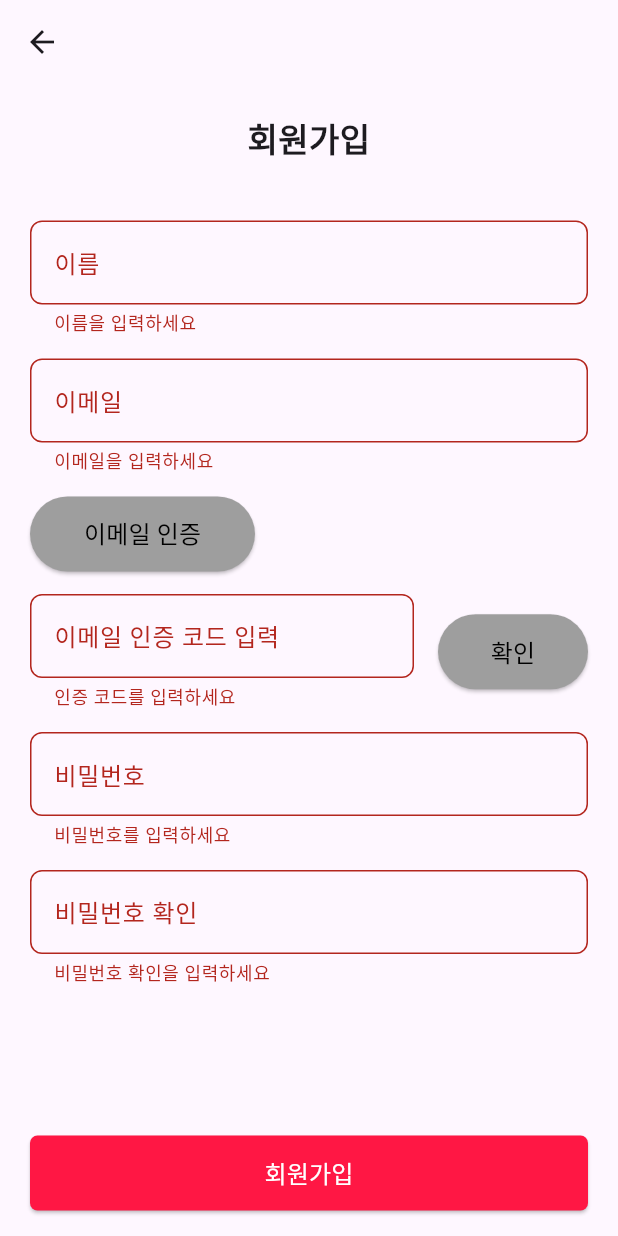
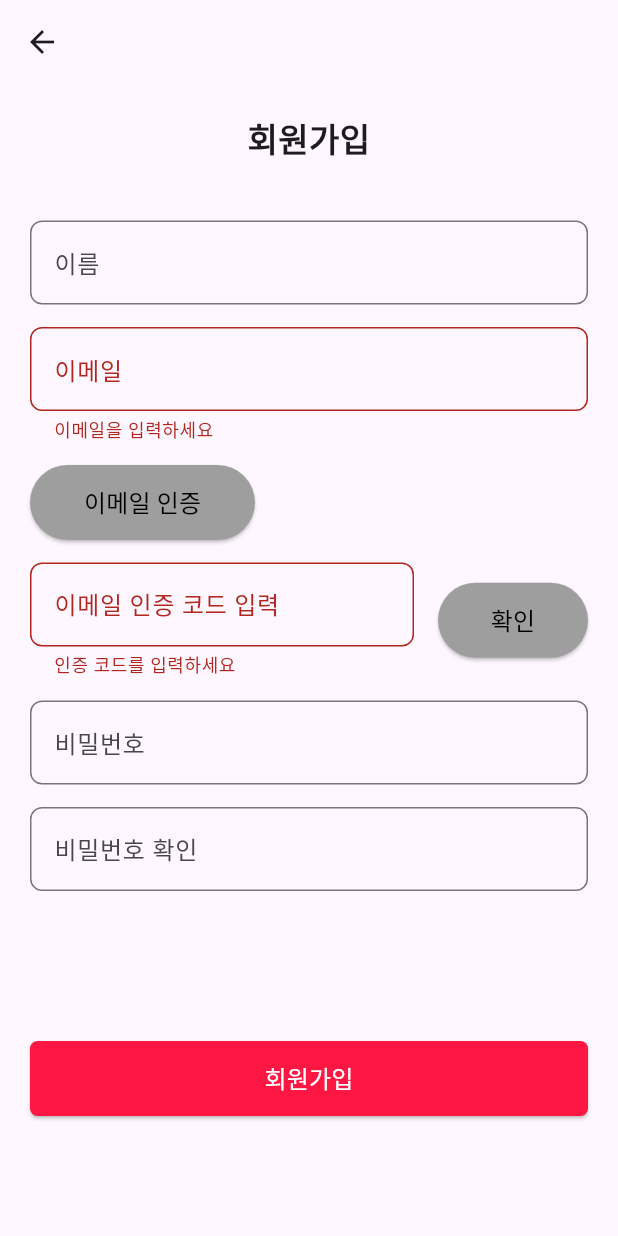
Before and after one commit to Hansung-Movie-Reservation-Site/flutter, a Flutter app: the SignUpScreen screen opened directly, after a tap on "이메일 인증", after a tap on "확인", on a phone screen of 412 x 824 dp. Run offline on Flutter 3.47's test engine with Material 3 defaults, Android fonts, the phone set to English and light mode, and no system bars.

Commit message:
fitst commit

```diff
--- a/lib/auth/signup.dart
+++ b/lib/auth/signup.dart
@@ -21,6 +21,7 @@ class _SignUpScreenState extends State<SignUpScreen> {
   String? _confirmPasswordError;
   String? _verificationCodeError;
   String _verificationMessage = '';
+  final String _verificationCode = 'abcdef'; // 인증코드 샘플 데이터
 
   void _validateFields() {
     setState(() {
@@ -32,7 +33,6 @@ class _SignUpScreenState extends State<SignUpScreen> {
           : (_passwordController.text != _confirmPasswordController.text
           ? '비밀번호가 일치하지 않습니다'
           : null);
-      _verificationCodeError = _verificationCodeController.text.isEmpty ? '인증 코드를 입력하세요' : null;
     });
   }
 
@@ -40,16 +40,30 @@ class _SignUpScreenState extends State<SignUpScreen> {
     setState(() {
       if (_emailController.text.isEmpty) {
         _emailError = '이메일을 입력하세요';
-        _verificationMessage = ''; // 오류 시 인증 메시지 제거
+        _verificationMessage = '';
       } else {
         _emailError = null;
-        _verificationMessage = '이메일 인증 코드가 발송되었습니다.';
+        _verificationMessage = '인증 코드가 이메일로 발송되었습니다.';
+      }
+    });
+  }
+
+  void _verifyCode() {
+    setState(() {
+      if (_verificationCodeController.text.isEmpty) {
+        _verificationCodeError = '인증 코드를 입력하세요';
+      } else if (_verificationCodeController.text != _verificationCode) {
+        _verificationCodeError = '인증 코드가 올바르지 않습니다';
+      } else {
+        _verificationCodeError = null;
+        _verificationMessage = '인증이 완료되었습니다!';
       }
     });
   }
 
   void _signUp() {
     _validateFields();
+    _verifyCode();
 
     if (_nameError == null &&
         _emailError == null &&
@@ -148,7 +162,7 @@ class _SignUpScreenState extends State<SignUpScreen> {
                   height: 50,
                   child: ElevatedButton(
                     style: ElevatedButton.styleFrom(backgroundColor: Colors.grey),
-                    onPressed: _signUp,
+                    onPressed: _verifyCode,
                     child: const Text('확인', style: TextStyle(fontSize: 16, color: Colors.black)),
                   ),
                 ),
```
